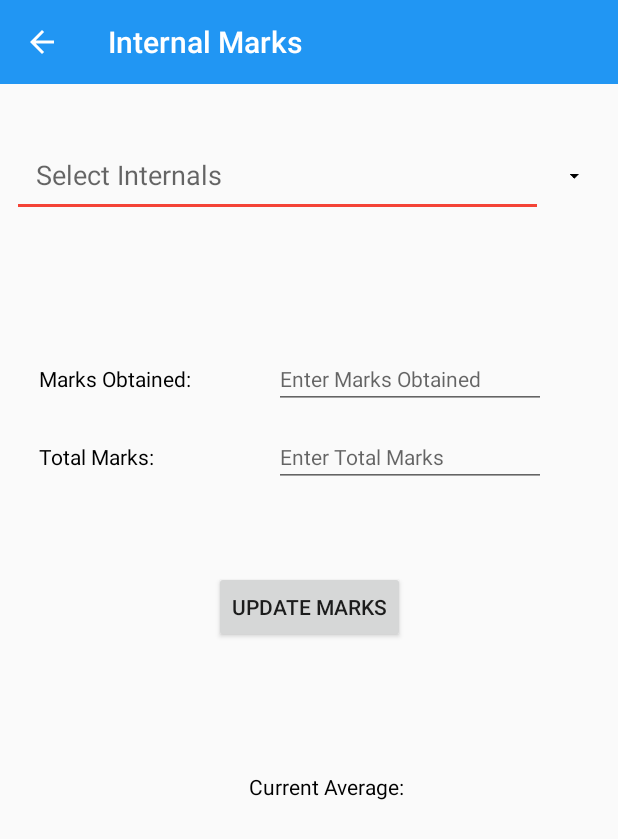
After one commit to pradyotprksh/NewAttendanceAppFaculty, an Android app: the EachSubjectStudentInternalMarks screen opened directly, with no data from a screen before it, on a phone screen of 412 x 824 dp. The commit adds this screen. Shown: the top 839 px of the screen. Run offline under Robolectric (Android 15) with nearby library versions, the phone set to English and light mode, and no system bars; our stand-ins replace Firebase (no records; nobody signed in at launch, a user with empty details on screens opened directly).

Commit message:
Marks Done Doing Average

```diff
--- a/app/src/main/AndroidManifest.xml
+++ b/app/src/main/AndroidManifest.xml
@@ -61,7 +61,9 @@
             android:name=".ProctorStudentList"
             android:screenOrientation="portrait" />
         <activity android:name=".StudentDetailsProctor" />
-        <activity android:name=".EachSubjectStudentDetails"></activity>
+        <activity android:name=".EachSubjectStudentDetails" />
+        <activity android:name=".EachSubjectStudentMarks" />
+        <activity android:name=".EachSubjectStudentInternalMarks"></activity>
     </application>
 
 </manifest>
--- /dev/null
+++ b/app/src/main/java/com/application/pradyotprakash/newattendanceappfaculty/EachSubjectStudentInternalMarks.java
@@ -0,0 +1,174 @@
+package com.application.pradyotprakash.newattendanceappfaculty;
+
+import android.support.annotation.NonNull;
+import android.support.v7.app.AppCompatActivity;
+import android.os.Bundle;
+import android.support.v7.widget.Toolbar;
+import android.text.Editable;
+import android.text.TextUtils;
+import android.text.TextWatcher;
+import android.view.View;
+import android.widget.ArrayAdapter;
+import android.widget.AutoCompleteTextView;
+import android.widget.Button;
+import android.widget.EditText;
+import android.widget.ImageView;
+import android.widget.TextView;
+import android.widget.Toast;
+
+import com.google.android.gms.tasks.OnCompleteListener;
+import com.google.android.gms.tasks.OnSuccessListener;
+import com.google.android.gms.tasks.Task;
+import com.google.firebase.firestore.DocumentSnapshot;
+import com.google.firebase.firestore.FirebaseFirestore;
+import com.google.firebase.storage.FirebaseStorage;
+
+import java.util.HashMap;
+
+public class EachSubjectStudentInternalMarks extends AppCompatActivity {
+
+    private String studentId, subjectCode, semester, type;
+    private AutoCompleteTextView internalValues;
+    private ImageView internalSpinner;
+    private static final String[] branch = new String[]{"Internal 1", "Internal 2", "Internal 3"};
+    private EditText marksObtainedValue, totalMarksValue;
+    private FirebaseFirestore mFirestore, mFirestore2, mFirestore1;
+    private int marksObtained, totalMarks, internal1, internal2, internal3;
+    private Button updateMarks;
+    private String internalSelectedValue;
+    private TextView currentAverage;
+
+    @Override
+    protected void onCreate(Bundle savedInstanceState) {
+        super.onCreate(savedInstanceState);
+        setContentView(R.layout.activity_each_subject_student_internal_marks);
+        Toolbar mToolbar = findViewById(R.id.studentInternalToolbar);
+        setSupportActionBar(mToolbar);
+        getSupportActionBar().setTitle("Internal Marks");
+        getSupportActionBar().setDisplayHomeAsUpEnabled(true);
+        getSupportActionBar().setDisplayShowHomeEnabled(true);
+        studentId = getIntent().getStringExtra("studentId");
+        subjectCode = getIntent().getStringExtra("subjectCode");
+        semester = getIntent().getStringExtra("semester");
+        type = getIntent().getStringExtra("type");
+        marksObtainedValue = findViewById(R.id.marksObtainedValue);
+        totalMarksValue = findViewById(R.id.totalMarksValue);
+        internalValues = findViewById(R.id.internalsOption);
+        internalSpinner = findViewById(R.id.internal_spinner);
+        ArrayAdapter<String> adapterBranch = new ArrayAdapter<>(this, android.R.layout.simple_dropdown_item_1line, branch);
+        internalValues.setAdapter(adapterBranch);
+        internalSpinner.setOnClickListener(new View.OnClickListener() {
+            @Override
+            public void onClick(View v) {
+                internalValues.showDropDown();
+            }
+        });
+        mFirestore = FirebaseFirestore.getInstance();
+        internalValues.addTextChangedListener(new TextWatcher() {
+            @Override
+            public void beforeTextChanged(CharSequence s, int start, int count, int after) {
+            }
+
+            @Override
+            public void onTextChanged(CharSequence s, int start, int before, int count) {
+                internalSelectedValue = internalValues.getText().toString();
+                if (internalSelectedValue.equals("Internal 1")) {
+                    try {
+                        mFirestore.collection("Student").document(studentId).collection(semester).document("Marks").collection(subjectCode).document("Marks").collection("Internal").document(internalSelectedValue).get().addOnCompleteListener(new OnCompleteListener<DocumentSnapshot>() {
+                            @Override
+                            public void onComplete(@NonNull Task<DocumentSnapshot> task) {
+                                if (task.isSuccessful()) {
+                                    if (task.getResult().exists()) {
+                                        marksObtained = Integer.valueOf(task.getResult().getString("marksObtained"));
+                                        totalMarks = Integer.valueOf(task.getResult().getString("totalMarks"));
+                                        marksObtainedValue.setText(String.valueOf(marksObtained));
+                                        totalMarksValue.setText(String.valueOf(totalMarks));
+                                    }
+                                }
+                            }
+                        });
+                    } catch (Exception e) {
+                        Toast.makeText(EachSubjectStudentInternalMarks.this, "Enter Marks for " + internalSelectedValue, Toast.LENGTH_SHORT).show();
+                        marksObtainedValue.setText("");
+                        totalMarksValue.setText("");
+                    }
+                } else if (internalSelectedValue.equals("Internal 2")) {
+                    try {
+                        mFirestore.collection("Student").document(studentId).collection(semester).document("Marks").collection(subjectCode).document("Marks").collection("Internal").document(internalSelectedValue).get().addOnCompleteListener(new OnCompleteListener<DocumentSnapshot>() {
+                            @Override
+                            public void onComplete(@NonNull Task<DocumentSnapshot> task) {
+                                if (task.isSuccessful()) {
+                                    if (task.getResult().exists()) {
+                                        marksObtained = Integer.valueOf(task.getResult().getString("marksObtained"));
+                                        totalMarks = Integer.valueOf(task.getResult().getString("totalMarks"));
+                                        marksObtainedValue.setText(String.valueOf(marksObtained));
+                                        totalMarksValue.setText(String.valueOf(totalMarks));
+                                    }
+                                }
+                            }
+                        });
+                    } catch (Exception e) {
+                        Toast.makeText(EachSubjectStudentInternalMarks.this, "Enter Marks for " + internalSelectedValue, Toast.LENGTH_SHORT).show();
+                        marksObtainedValue.setText("");
+                        totalMarksValue.setText("");
+                    }
+                } else if (internalSelectedValue.equals("Internal 3")) {
+                    try {
+                        mFirestore.collection("Student").document(studentId).collection(semester).document("Marks").collection(subjectCode).document("Marks").collection("Internal").document(internalSelectedValue).get().addOnCompleteListener(new OnCompleteListener<DocumentSnapshot>() {
+                            @Override
+                            public void onComplete(@NonNull Task<DocumentSnapshot> task) {
+                                if (task.isSuccessful()) {
+                                    if (task.getResult().exists()) {
+                                        marksObtained = Integer.valueOf(task.getResult().getString("marksObtained"));
+                                        totalMarks = Integer.valueOf(task.getResult().getString("totalMarks"));
+                                        marksObtainedValue.setText(String.valueOf(marksObtained));
+                                        totalMarksValue.setText(String.valueOf(totalMarks));
+                                    }
+                                }
+                            }
+                        });
+                    } catch (Exception e) {
+                        Toast.makeText(EachSubjectStudentInternalMarks.this, "Enter Marks for " + internalSelectedValue, Toast.LENGTH_SHORT).show();
+                        marksObtainedValue.setText("");
+                        totalMarksValue.setText("");
+                    }
+                }
+            }
+
+            @Override
+            public void afterTextChanged(Editable s) {
+            }
+        });
+        updateMarks = findViewById(R.id.updateMarks);
+        mFirestore2 = FirebaseFirestore.getInstance();
+        updateMarks.setOnClickListener(new View.OnClickListener() {
+            @Override
+            public void onClick(View v) {
+                if (!TextUtils.isEmpty(internalSelectedValue) && !(TextUtils.isEmpty(marksObtainedValue.getText().toString())) && !(TextUtils.isEmpty(totalMarksValue.getText().toString()))) {
+                    if (Integer.valueOf(marksObtainedValue.getText().toString()) > Integer.valueOf(totalMarksValue.getText().toString())) {
+                        Toast.makeText(EachSubjectStudentInternalMarks.this, "Marks Obtained is Greater than Total Marks.", Toast.LENGTH_SHORT).show();
+                    }
+                    HashMap<String, Object> internalMarks = new HashMap<>();
+                    internalMarks.put("marksObtained", marksObtainedValue.getText().toString());
+                    internalMarks.put("totalMarks", totalMarksValue.getText().toString());
+                    mFirestore2.collection("Student").document(studentId).collection(semester).document("Marks").collection(subjectCode).document("Marks").collection("Internal").document(internalSelectedValue).set(internalMarks).addOnSuccessListener(new OnSuccessListener<Void>() {
+                        @Override
+                        public void onSuccess(Void aVoid) {
+                            Toast.makeText(EachSubjectStudentInternalMarks.this, "Marks Entered For " + internalSelectedValue, Toast.LENGTH_SHORT).show();
+                            marksObtainedValue.setText("");
+                        }
+                    });
+                } else {
+                    Toast.makeText(EachSubjectStudentInternalMarks.this, "Enter The Details.", Toast.LENGTH_SHORT).show();
+                }
+            }
+        });
+        mFirestore1 = FirebaseFirestore.getInstance();
+        mFirestore1.collection("Student").document(studentId).collection(semester).document("Marks").collection(subjectCode).document("Marks").collection("Internal").document("Internal 1").get().addOnCompleteListener(new OnCompleteListener<DocumentSnapshot>() {
+            @Override
+            public void onComplete(@NonNull Task<DocumentSnapshot> task) {
+
+            }
+        });
+    }
+}
--- /dev/null
+++ b/app/src/main/res/layout/activity_each_subject_student_internal_marks.xml
@@ -0,0 +1,123 @@
+<?xml version="1.0" encoding="utf-8"?>
+<android.support.constraint.ConstraintLayout xmlns:android="http://schemas.android.com/apk/res/android"
+    xmlns:app="http://schemas.android.com/apk/res-auto"
+    xmlns:tools="http://schemas.android.com/tools"
+    android:layout_width="match_parent"
+    android:layout_height="match_parent"
+    tools:context=".EachSubjectStudentInternalMarks">
+
+    <android.support.v7.widget.Toolbar
+        android:id="@+id/studentInternalToolbar"
+        android:layout_width="0dp"
+        android:layout_height="wrap_content"
+        android:background="@color/colorPrimary"
+        android:theme="@style/Base.ThemeOverlay.AppCompat.Dark.ActionBar"
+        app:layout_constraintEnd_toEndOf="parent"
+        app:layout_constraintStart_toStartOf="parent"
+        app:layout_constraintTop_toTopOf="parent" />
+
+    <AutoCompleteTextView
+        android:id="@+id/internalsOption"
+        android:layout_width="0dp"
+        android:layout_height="wrap_content"
+        android:layout_marginEnd="50dp"
+        android:layout_marginStart="8dp"
+        android:layout_marginTop="32dp"
+        android:ems="10"
+        android:hint="Select Internals"
+        android:padding="16dp"
+        android:textSize="18sp"
+        app:layout_constraintEnd_toEndOf="parent"
+        app:layout_constraintHorizontal_bias="1.0"
+        app:layout_constraintStart_toStartOf="parent"
+        app:layout_constraintTop_toBottomOf="@+id/studentInternalToolbar" />
+
+    <ImageView
+        android:id="@+id/internal_spinner"
+        android:layout_width="0dp"
+        android:layout_height="wrap_content"
+        android:layout_marginEnd="16dp"
+        android:layout_marginStart="8dp"
+        android:layout_marginTop="44dp"
+        android:padding="5dp"
+        android:src="@drawable/ic_arrow_drop_down_black_24dp"
+        app:layout_constraintEnd_toEndOf="parent"
+        app:layout_constraintHorizontal_bias="0.0"
+        app:layout_constraintStart_toEndOf="@+id/internalsOption"
+        app:layout_constraintTop_toBottomOf="@+id/studentInternalToolbar" />
+
+    <TextView
+        android:id="@+id/marksObtained"
+        android:layout_width="wrap_content"
+        android:layout_height="wrap_content"
+        android:layout_marginStart="16dp"
+        android:layout_marginTop="88dp"
+        android:padding="10dp"
+        android:text="Marks Obtained:"
+        android:textColor="@android:color/black"
+        app:layout_constraintStart_toStartOf="parent"
+        app:layout_constraintTop_toBottomOf="@+id/internalsOption" />
+
+    <TextView
+        android:id="@+id/totalMarks"
+        android:layout_width="wrap_content"
+        android:layout_height="wrap_content"
+        android:layout_marginStart="16dp"
+        android:layout_marginTop="140dp"
+        android:padding="10dp"
+        android:text="Total Marks:"
+        android:textColor="@android:color/black"
+        app:layout_constraintStart_toStartOf="parent"
+        app:layout_constraintTop_toBottomOf="@+id/internalsOption" />
+
+    <TextView
+        android:id="@+id/currentAverage"
+        android:layout_width="wrap_content"
+        android:layout_height="wrap_content"
+        android:layout_marginStart="156dp"
+        android:layout_marginTop="360dp"
+        android:padding="10dp"
+        android:text="Current Average: "
+        android:textColor="@android:color/black"
+        app:layout_constraintStart_toStartOf="parent"
+        app:layout_constraintTop_toBottomOf="@+id/internalsOption" />
+
+    <EditText
+        android:id="@+id/marksObtainedValue"
+        android:layout_width="181dp"
+        android:layout_height="wrap_content"
+        android:layout_marginEnd="48dp"
+        android:layout_marginTop="88dp"
+        android:ems="10"
+        android:hint="Enter Marks Obtained"
+        android:inputType="textPersonName"
+        android:textSize="14sp"
+        app:layout_constraintEnd_toEndOf="parent"
+        app:layout_constraintTop_toBottomOf="@+id/internalsOption" />
+
+    <EditText
+        android:id="@+id/totalMarksValue"
+        android:layout_width="181dp"
+        android:layout_height="wrap_content"
+        android:layout_marginEnd="48dp"
+        android:layout_marginTop="140dp"
+        android:ems="10"
+        android:hint="Enter Total Marks"
+        android:inputType="textPersonName"
+        android:textSize="14sp"
+        app:layout_constraintEnd_toEndOf="parent"
+        app:layout_constraintTop_toBottomOf="@+id/internalsOption" />
+
+    <Button
+        android:id="@+id/updateMarks"
+        android:layout_width="wrap_content"
+        android:layout_height="wrap_content"
+        android:layout_marginEnd="8dp"
+        android:layout_marginStart="8dp"
+        android:layout_marginTop="236dp"
+        android:text="Update Marks"
+        app:layout_constraintEnd_toEndOf="parent"
+        app:layout_constraintStart_toStartOf="parent"
+        app:layout_constraintTop_toBottomOf="@+id/internalsOption" />
+
+</android.support.constraint.ConstraintLayout>
```
Also changed, not shown: app/src/main/java/com/application/pradyotprakash/newattendanceappfaculty/EachSubjectStudentDetails.java (+15 -0 lines), app/src/main/java/com/application/pradyotprakash/newattendanceappfaculty/EachSubjectStudentMarks.java (added, +42 -0 lines), app/src/main/res/layout/activity_each_subject_student_details.xml (+17 -1 lines), app/src/main/res/layout/activity_each_subject_student_marks.xml (added, +42 -0 lines).
